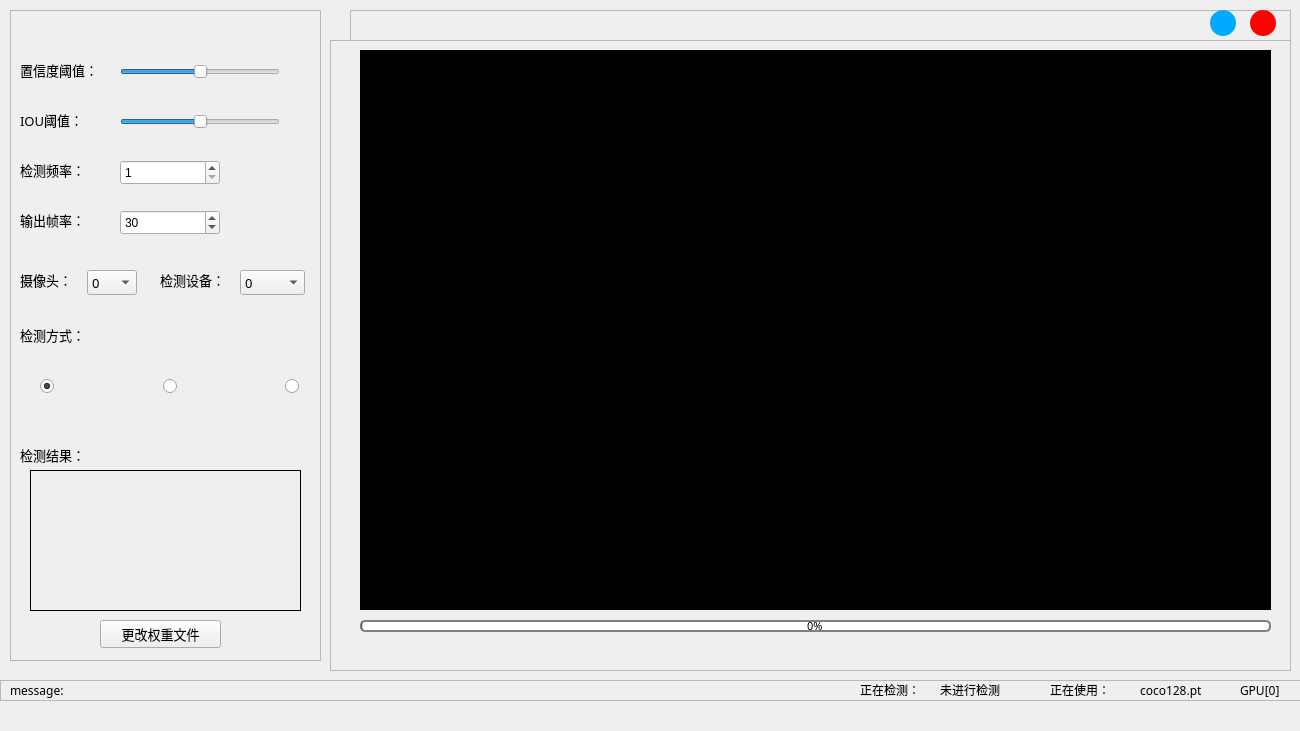
First picture: the form in UiMainwindow.ui, repository wang-10086/yolov5-5.0, before the edit.
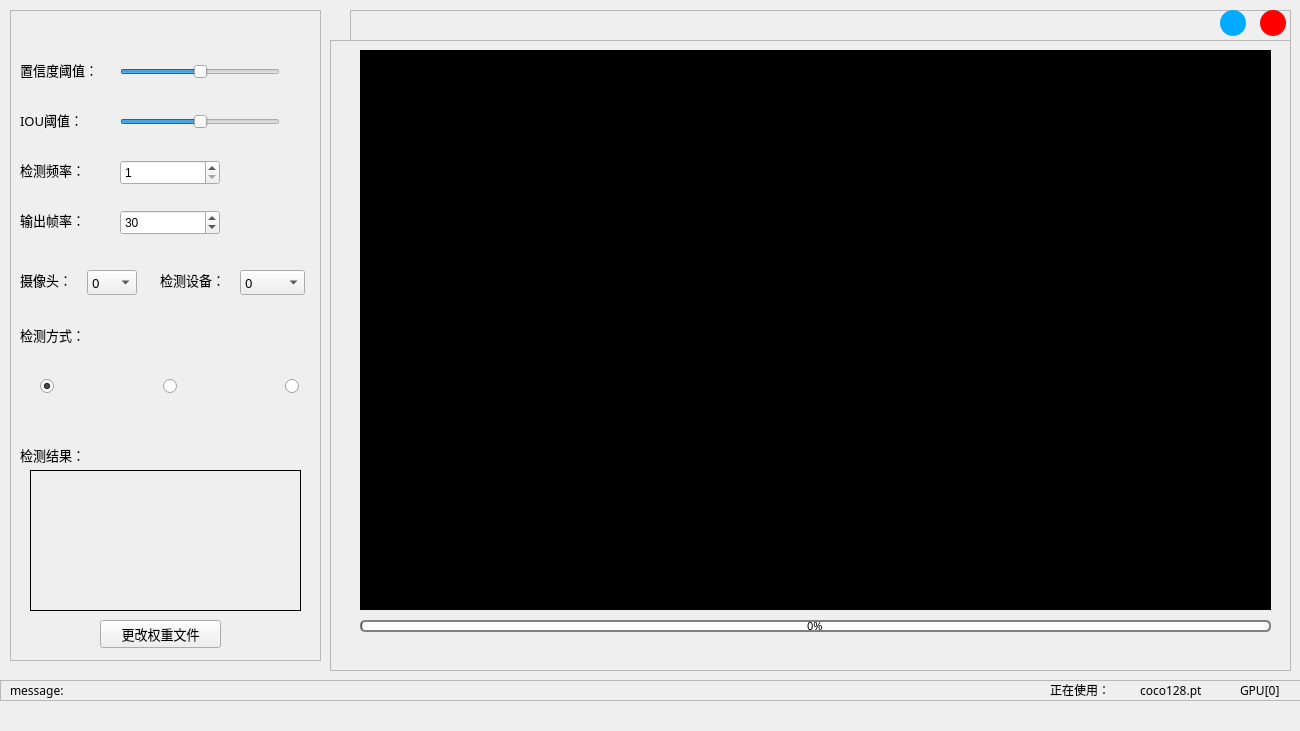
Second picture: the form after the edit. Icons and pictures are not drawn.

What changed in the file:
```diff
--- a/UiMainwindow.ui
+++ b/UiMainwindow.ui
@@ -43,6 +43,12 @@
   <property name="styleSheet">
    <string notr="true"/>
   </property>
+  <property name="iconSize">
+   <size>
+    <width>40</width>
+    <height>40</height>
+   </size>
+  </property>
   <property name="tabShape">
    <enum>QTabWidget::Rounded</enum>
   </property>
@@ -837,42 +843,6 @@
       <string>coco128.pt</string>
      </property>
     </widget>
-    <widget class="QLabel" name="label_12">
-     <property name="geometry">
-      <rect>
-       <x>940</x>
-       <y>0</y>
-       <width>91</width>
-       <height>20</height>
-      </rect>
-     </property>
-     <property name="font">
-      <font>
-       <family>Microsoft YaHei</family>
-      </font>
-     </property>
-     <property name="text">
-      <string>未进行检测</string>
-     </property>
-    </widget>
-    <widget class="QLabel" name="label_11">
-     <property name="geometry">
-      <rect>
-       <x>860</x>
-       <y>0</y>
-       <width>70</width>
-       <height>20</height>
-      </rect>
-     </property>
-     <property name="font">
-      <font>
-       <family>Microsoft YaHei</family>
-      </font>
-     </property>
-     <property name="text">
-      <string>正在检测：</string>
-     </property>
-    </widget>
     <widget class="QLabel" name="label_13">
      <property name="geometry">
       <rect>
@@ -952,7 +922,7 @@
     <widget class="QPushButton" name="pushButton_8">
      <property name="geometry">
       <rect>
-       <x>900</x>
+       <x>910</x>
        <y>0</y>
        <width>26</width>
        <height>26</height>
@@ -978,7 +948,7 @@
     <widget class="QPushButton" name="pushButton_9">
      <property name="geometry">
       <rect>
-       <x>860</x>
+       <x>870</x>
        <y>0</y>
        <width>26</width>
        <height>26</height>
```
Left out of the diff: 4 changed lines with no effect on the pictures.
